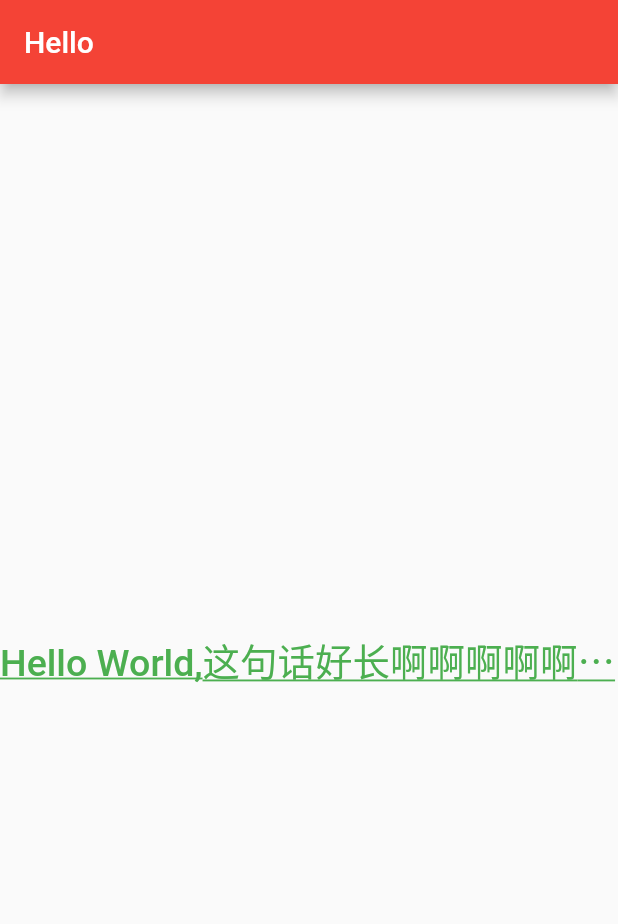
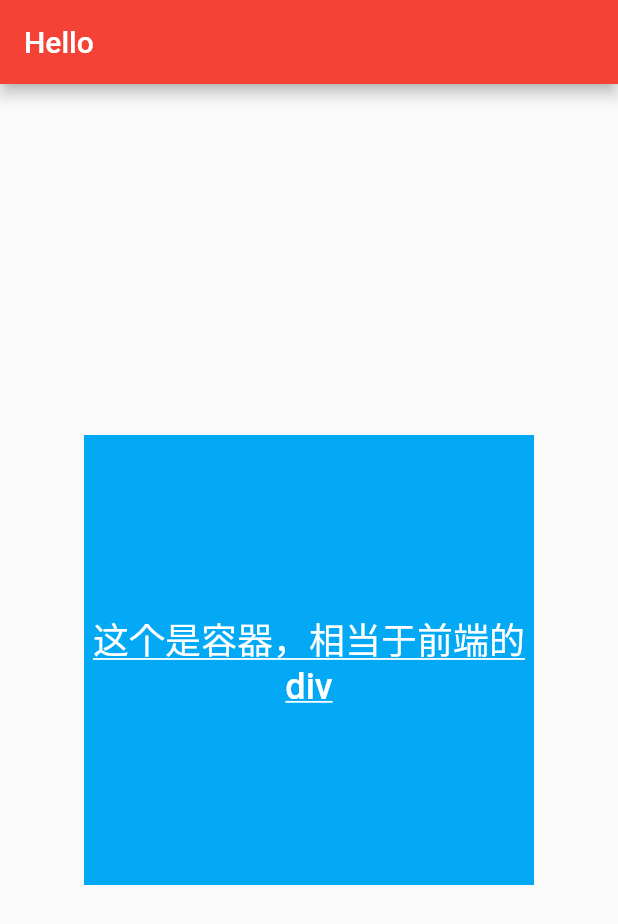
Before and after one commit to songhuizhang/Flutter-demo, a Flutter app: the screen it shows after launch, on a phone screen of 412 x 824 dp. Shown: the top 924 px of the screen. Run offline on Flutter 3.47's test engine with Material 2 defaults, Android fonts, the phone set to English and light mode, and no system bars.

Commit message:
widget container 宽、高、颜色

```diff
--- a/lib/main.dart
+++ b/lib/main.dart
@@ -16,17 +16,22 @@ class MyApp extends StatelessWidget {
           title: Text('Hello'),
         ),
         body: Center(
-          child: Text(
-            'Hello World,这句话好长啊啊啊啊啊啊啊啊啊！！！！！！！！！！！！！',
-            overflow: TextOverflow.ellipsis,
-            maxLines: 1,
-            style: TextStyle(
-              fontSize: 25.0,
-              fontWeight: FontWeight.w500,
-              color: Colors.green,
-              decoration: TextDecoration.underline
+          child: Container(
+            child: new Text(
+              '这个是容器，相当于前端的div',
+              textAlign: TextAlign.center,
+              style: TextStyle(
+                color: Colors.white,
+                fontSize: 24.0,
+                fontWeight: FontWeight.w500,
+                decoration: TextDecoration.underline
+              ),
             ),
-          ),
+            alignment: Alignment.center,
+            width: 300.0,
+            height: 300.0,
+            color: Colors.lightBlue,
+          )
         ),
       ),
     );
```
